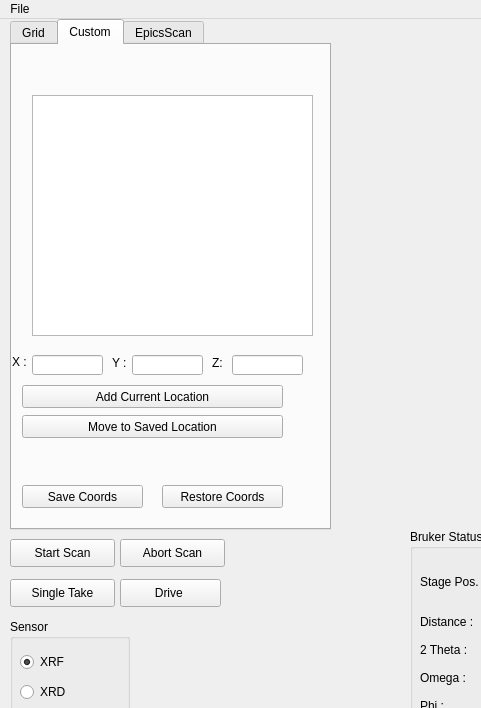
Qt form gridscan_mainwin.ui (hgarbeil/pyAmptek) before a commit; both pictures show x 0 to 481 and y 0 to 708 of the 1140 by 960 pixel window.
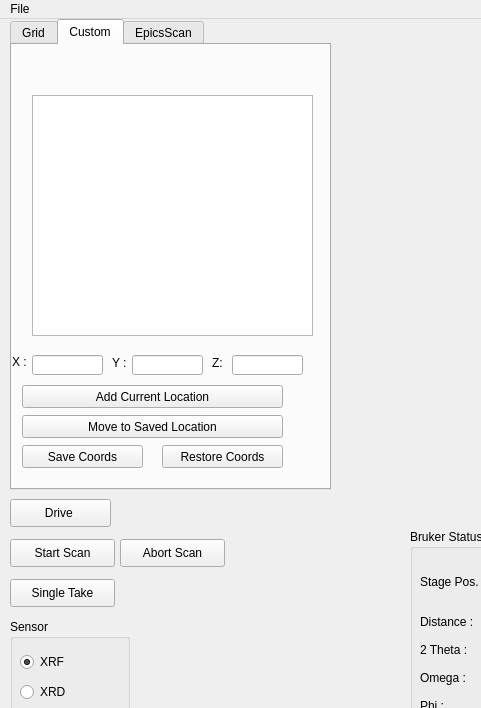
The same form after that commit. The open tabs and pages were chosen to show the change. Custom widgets are drawn as their Qt base class.

Commit message: Added functionality to CollectXRD Button, reading gui fields, sending params to BrukerClient

```diff
--- a/gridscan_mainwin.ui
+++ b/gridscan_mainwin.ui
@@ -185,8 +185,8 @@
    <widget class="QPushButton" name="driveButton">
     <property name="geometry">
      <rect>
-      <x>120</x>
-      <y>560</y>
+      <x>10</x>
+      <y>480</y>
       <width>101</width>
       <height>28</height>
      </rect>
@@ -239,7 +239,7 @@
       <x>10</x>
       <y>0</y>
       <width>321</width>
-      <height>511</height>
+      <height>471</height>
      </rect>
     </property>
     <property name="currentIndex">
@@ -649,7 +649,7 @@
       <property name="geometry">
        <rect>
         <x>10</x>
-        <y>440</y>
+        <y>400</y>
         <width>121</width>
         <height>23</height>
        </rect>
@@ -662,7 +662,7 @@
       <property name="geometry">
        <rect>
         <x>150</x>
-        <y>440</y>
+        <y>400</y>
         <width>121</width>
         <height>23</height>
        </rect>
```
Left out of the diff: 4 changed lines with no effect on the pictures. The commit also changes 2 other files.
